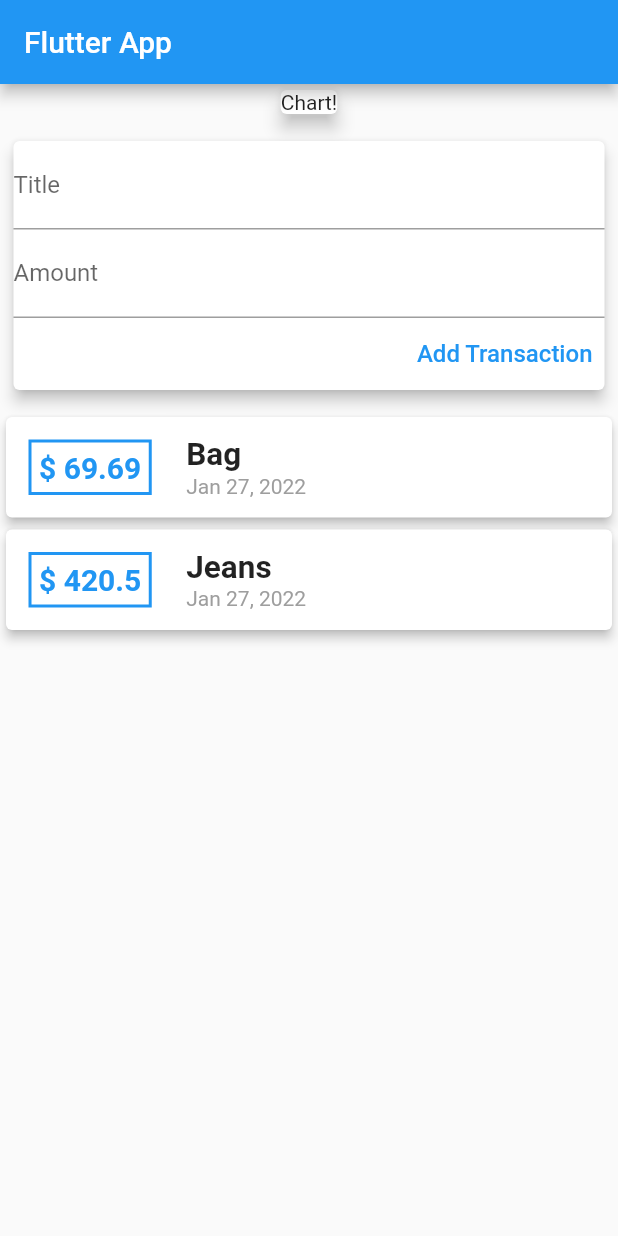
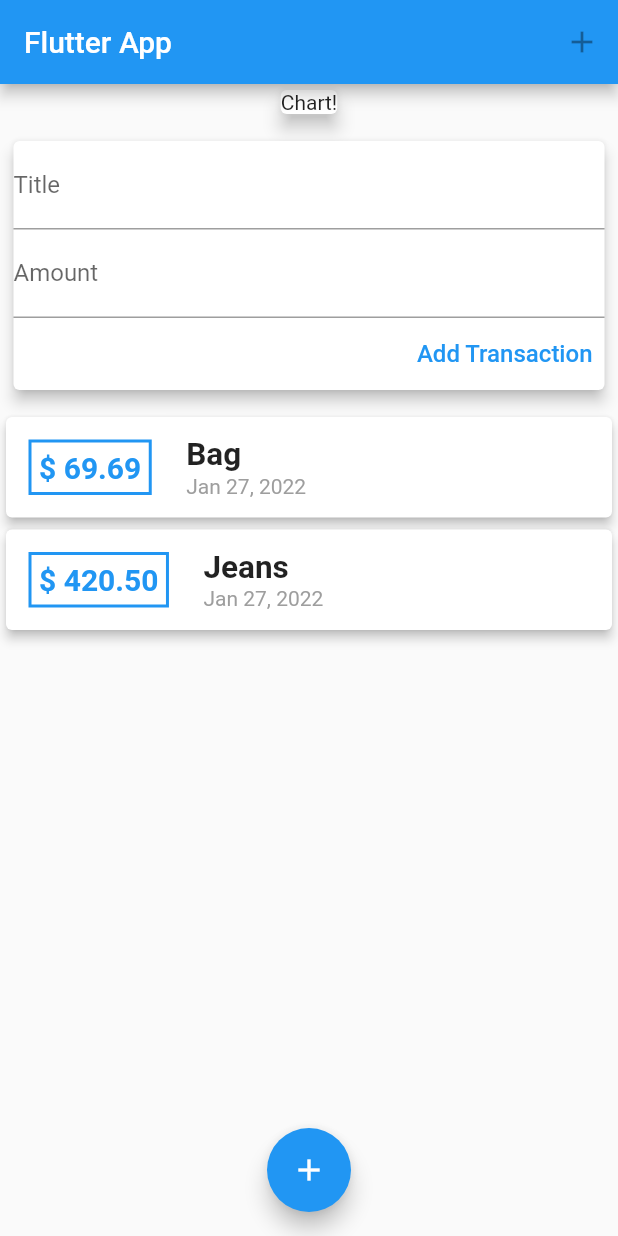
Before and after one commit to Toxicann/Expenses_Planner, a Flutter app: the screen it shows after launch, on a phone screen of 412 x 824 dp. Run offline on Flutter 3.47's test engine with Material 2 defaults, Android fonts, the phone set to English and light mode, and no system bars.

Commit message:
added UI buttons

```diff
--- a/lib/main.dart
+++ b/lib/main.dart
@@ -25,6 +25,16 @@ class MyHomePage extends StatelessWidget {
   Widget build(BuildContext context) {
     return Scaffold(
       appBar: AppBar(
+        actions: const <Widget>[
+          // FloatingActionButton(
+          //   onPressed: null,
+          //   child: Icon(Icons.add),
+          // ),
+          IconButton(
+            onPressed: null,
+            icon: Icon(Icons.add),
+          )
+        ],
         title: const Text('Flutter App'),
       ),
       body: SizedBox(
@@ -41,6 +51,11 @@ class MyHomePage extends StatelessWidget {
           ],
         ),
       ),
+      floatingActionButtonLocation: FloatingActionButtonLocation.centerFloat,
+      floatingActionButton: const FloatingActionButton(
+        onPressed: null,
+        child: Icon(Icons.add),
+      ),
     );
   }
 }
--- a/lib/widgets/new_transaction.dart
+++ b/lib/widgets/new_transaction.dart
@@ -4,8 +4,8 @@ class NewTransaction extends StatelessWidget {
   final titleController = TextEditingController();
   final amountController = TextEditingController();
 
-  final newTransaction;
-  NewTransaction(this.newTransaction);
+  final Function addTx;
+  NewTransaction(this.addTx);
 
   @override
   Widget build(BuildContext context) {
@@ -28,9 +28,10 @@ class NewTransaction extends StatelessWidget {
                 label: Text('Amount'),
               ),
               controller: amountController,
+              keyboardType: TextInputType.number,
             ),
             TextButton(
-              onPressed: () => newTransaction(
+              onPressed: () => addTx(
                 titleController.text,
                 double.parse(amountController.text),
               ),
--- a/lib/widgets/transaction_list.dart
+++ b/lib/widgets/transaction_list.dart
@@ -8,9 +8,11 @@ class TransactionList extends StatelessWidget {
 
   @override
   Widget build(BuildContext context) {
-    return Column(
-      children: transactions.map(
-        (e) {
+    return SizedBox(
+      height: 258,
+      child: ListView.builder(
+        itemCount: transactions.length,
+        itemBuilder: (context, index) {
           return Card(
             elevation: 3,
             child: Row(
@@ -25,7 +27,7 @@ class TransactionList extends StatelessWidget {
                     ),
                   ),
                   child: Text(
-                    '\$ ${e.amount}',
+                    '\$ ${(transactions[index].amount).toStringAsFixed(2)}',
                     style: const TextStyle(
                       fontSize: 20,
                       color: Colors.blue,
@@ -40,14 +42,14 @@ class TransactionList extends StatelessWidget {
                   crossAxisAlignment: CrossAxisAlignment.start,
                   children: [
                     Text(
-                      e.title,
+                      transactions[index].title,
                       style: const TextStyle(
                         fontSize: 21,
                         fontWeight: FontWeight.bold,
                       ),
                     ),
                     Text(
-                      DateFormat.yMMMd().format(e.date),
+                      DateFormat.yMMMd().format(transactions[index].date),
                       style: const TextStyle(color: Colors.grey),
                     ),
                   ],
@@ -56,7 +58,7 @@ class TransactionList extends StatelessWidget {
             ),
           );
         },
-      ).toList(),
+      ),
     );
   }
 }
```
